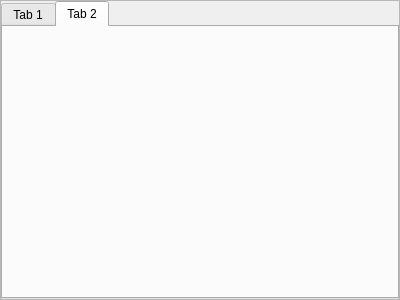
KangLin/RabbitIm, file Widgets/FrmMain/FrmMain.ui: the form before one commit.
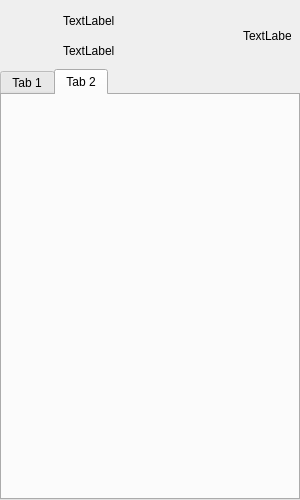
The form after the commit. The open tabs and pages were chosen to show the change. Icons and pictures are not drawn. Custom widgets are drawn as their Qt base class.

```diff
--- a/Widgets/FrmMain/FrmMain.ui
+++ b/Widgets/FrmMain/FrmMain.ui
@@ -6,20 +6,23 @@
    <rect>
     <x>0</x>
     <y>0</y>
-    <width>400</width>
-    <height>300</height>
+    <width>300</width>
+    <height>500</height>
    </rect>
   </property>
   <property name="windowTitle">
    <string>Frame</string>
   </property>
   <property name="frameShape">
-   <enum>QFrame::StyledPanel</enum>
+   <enum>QFrame::NoFrame</enum>
   </property>
   <property name="frameShadow">
-   <enum>QFrame::Raised</enum>
+   <enum>QFrame::Plain</enum>
   </property>
-  <layout class="QGridLayout" name="gridLayout">
+  <property name="lineWidth">
+   <number>0</number>
+  </property>
+  <layout class="QGridLayout" name="gridLayout_2">
    <property name="leftMargin">
     <number>0</number>
    </property>
@@ -33,6 +36,132 @@
     <number>0</number>
    </property>
    <item row="0" column="0">
+    <widget class="QWidget" name="widget" native="true">
+     <layout class="QGridLayout" name="gridLayout">
+      <property name="leftMargin">
+       <number>9</number>
+      </property>
+      <property name="topMargin">
+       <number>9</number>
+      </property>
+      <property name="rightMargin">
+       <number>9</number>
+      </property>
+      <property name="bottomMargin">
+       <number>0</number>
+      </property>
+      <item row="0" column="0">
+       <layout class="QHBoxLayout" name="horizontalLayout">
+        <item>
+         <widget class="CLabel" name="lbAvatar">
+          <property name="sizePolicy">
+           <sizepolicy hsizetype="Fixed" vsizetype="Fixed">
+            <horstretch>0</horstretch>
+            <verstretch>0</verstretch>
+           </sizepolicy>
+          </property>
+          <property name="minimumSize">
+           <size>
+            <width>48</width>
+            <height>48</height>
+           </size>
+          </property>
+          <property name="maximumSize">
+           <size>
+            <width>48</width>
+            <height>48</height>
+           </size>
+          </property>
+          <property name="text">
+           <string/>
+          </property>
+          <property name="pixmap">
+           <pixmap resource="../../Resource/Resource.qrc">:/icon/AppIcon</pixmap>
+          </property>
+          <property name="scaledContents">
+           <bool>true</bool>
+          </property>
+          <property name="alignment">
+           <set>Qt::AlignLeading|Qt::AlignLeft|Qt::AlignVCenter</set>
+          </property>
+         </widget>
+        </item>
+        <item>
+         <layout class="QVBoxLayout" name="verticalLayout">
+          <item>
+           <widget class="CLabel" name="lbName">
+            <property name="sizePolicy">
+             <sizepolicy hsizetype="Preferred" vsizetype="Fixed">
+              <horstretch>0</horstretch>
+              <verstretch>0</verstretch>
+             </sizepolicy>
+            </property>
+            <property name="minimumSize">
+             <size>
+              <width>0</width>
+              <height>24</height>
+             </size>
+            </property>
+            <property name="text">
+             <string>TextLabel</string>
+            </property>
+           </widget>
+          </item>
+          <item>
+           <widget class="CLabel" name="lbComment">
+            <property name="sizePolicy">
+             <sizepolicy hsizetype="Preferred" vsizetype="Fixed">
+              <horstretch>0</horstretch>
+              <verstretch>0</verstretch>
+             </sizepolicy>
+            </property>
+            <property name="minimumSize">
+             <size>
+              <width>0</width>
+              <height>24</height>
+             </size>
+            </property>
+            <property name="text">
+             <string>TextLabel</string>
+            </property>
+           </widget>
+          </item>
+         </layout>
+        </item>
+        <item>
+         <widget class="CLabel" name="lbWeather">
+          <property name="sizePolicy">
+           <sizepolicy hsizetype="Fixed" vsizetype="Fixed">
+            <horstretch>0</horstretch>
+            <verstretch>0</verstretch>
+           </sizepolicy>
+          </property>
+          <property name="minimumSize">
+           <size>
+            <width>48</width>
+            <height>48</height>
+           </size>
+          </property>
+          <property name="maximumSize">
+           <size>
+            <width>48</width>
+            <height>48</height>
+           </size>
+          </property>
+          <property name="text">
+           <string>TextLabel</string>
+          </property>
+          <property name="scaledContents">
+           <bool>true</bool>
+          </property>
+         </widget>
+        </item>
+       </layout>
+      </item>
+     </layout>
+    </widget>
+   </item>
+   <item row="1" column="0">
     <widget class="QTabWidget" name="tabWidget">
      <widget class="QWidget" name="tab">
       <attribute name="title">
@@ -48,6 +177,15 @@
    </item>
   </layout>
  </widget>
- <resources/>
+ <customwidgets>
+  <customwidget>
+   <class>CLabel</class>
+   <extends>QLabel</extends>
+   <header location="global">Label.h</header>
+  </customwidget>
+ </customwidgets>
+ <resources>
+  <include location="../../Resource/Resource.qrc"/>
+ </resources>
  <connections/>
 </ui>
```
Left out of the diff: 3 changed lines with no effect on the pictures.
